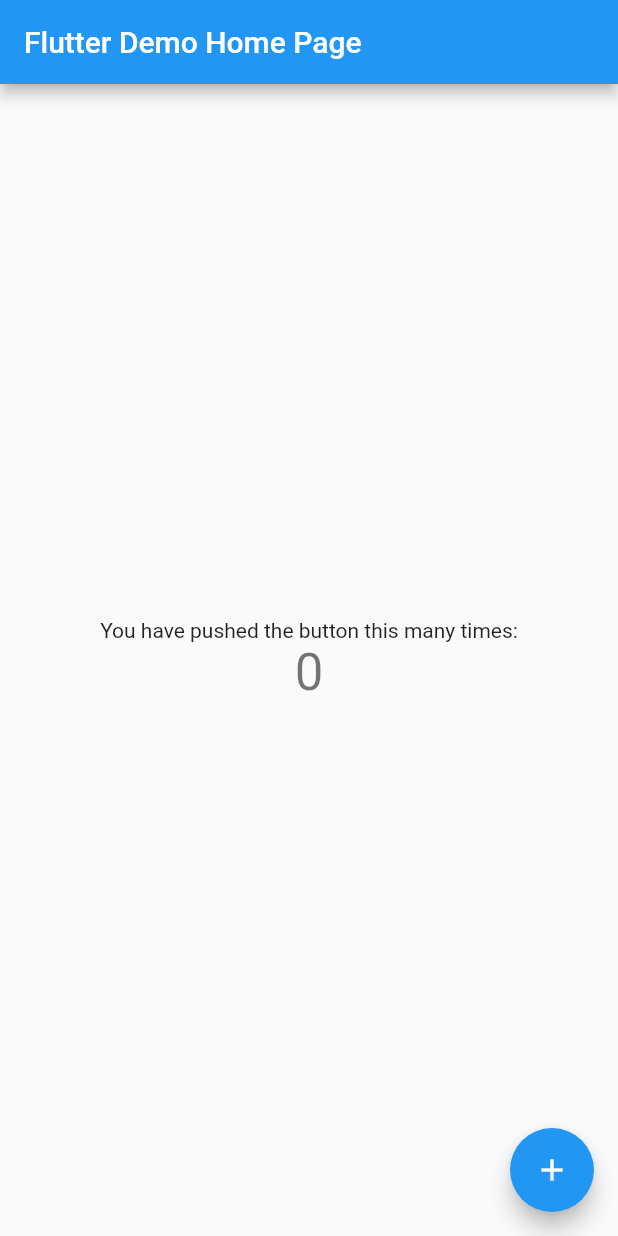
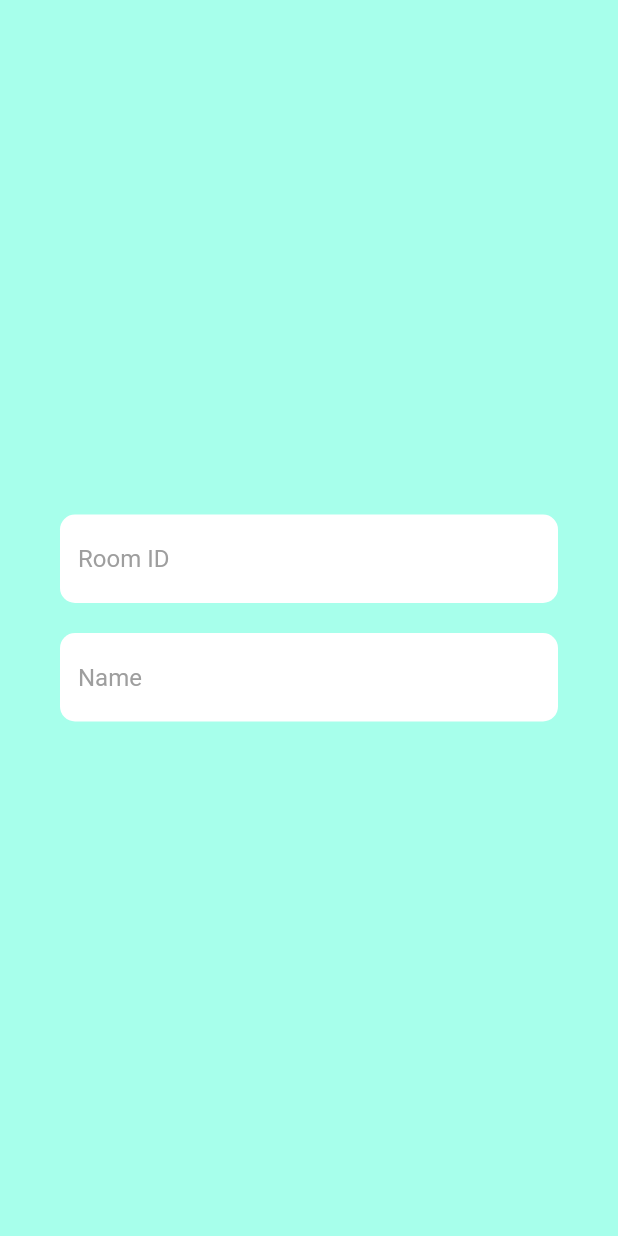
Before and after one commit to paxcodes/dicery_app, a Flutter app: the screen it shows after launch, on a phone screen of 412 x 824 dp. Run offline on Flutter 3.47's test engine with Material 2 defaults, Android fonts, the phone set to English and light mode, and no system bars.

Commit message:
:lipstick: Create a `JoinRoom` screen

```diff
--- a/lib/main.dart
+++ b/lib/main.dart
@@ -1,117 +1,25 @@
 import 'package:flutter/material.dart';
+import 'package:dicery/screens/join_room.dart';
 
 void main() {
-  runApp(MyApp());
+  runApp(DiceryApp());
 }
 
-class MyApp extends StatelessWidget {
+class DiceryApp extends StatelessWidget {
   // This widget is the root of your application.
   @override
   Widget build(BuildContext context) {
     return MaterialApp(
-      title: 'Flutter Demo',
+      title: 'Dicery',
       theme: ThemeData(
-        // This is the theme of your application.
-        //
-        // Try running your application with "flutter run". You'll see the
-        // application has a blue toolbar. Then, without quitting the app, try
-        // changing the primarySwatch below to Colors.green and then invoke
-        // "hot reload" (press "r" in the console where you ran "flutter run",
-        // or simply save your changes to "hot reload" in a Flutter IDE).
-        // Notice that the counter didn't reset back to zero; the application
-        // is not restarted.
+        backgroundColor: Colors.tealAccent[100],
         primarySwatch: Colors.blue,
         // This makes the visual density adapt to the platform that you run
         // the app on. For desktop platforms, the controls will be smaller and
         // closer together (more dense) than on mobile platforms.
         visualDensity: VisualDensity.adaptivePlatformDensity,
       ),
-      home: MyHomePage(title: 'Flutter Demo Home Page'),
+      home: JoinRoomScreen(),
     );
   }
 }
-
-class MyHomePage extends StatefulWidget {
-  MyHomePage({Key key, this.title}) : super(key: key);
-
-  // This widget is the home page of your application. It is stateful, meaning
-  // that it has a State object (defined below) that contains fields that affect
-  // how it looks.
-
-  // This class is the configuration for the state. It holds the values (in this
-  // case the title) provided by the parent (in this case the App widget) and
-  // used by the build method of the State. Fields in a Widget subclass are
-  // always marked "final".
-
-  final String title;
-
-  @override
-  _MyHomePageState createState() => _MyHomePageState();
-}
-
-class _MyHomePageState extends State<MyHomePage> {
-  int _counter = 0;
-
-  void _incrementCounter() {
-    setState(() {
-      // This call to setState tells the Flutter framework that something has
-      // changed in this State, which causes it to rerun the build method below
-      // so that the display can reflect the updated values. If we changed
-      // _counter without calling setState(), then the build method would not be
-      // called again, and so nothing would appear to happen.
-      _counter++;
-    });
-  }
-
-  @override
-  Widget build(BuildContext context) {
-    // This method is rerun every time setState is called, for instance as done
-    // by the _incrementCounter method above.
-    //
-    // The Flutter framework has been optimized to make rerunning build methods
-    // fast, so that you can just rebuild anything that needs updating rather
-    // than having to individually change instances of widgets.
-    return Scaffold(
-      appBar: AppBar(
-        // Here we take the value from the MyHomePage object that was created by
-        // the App.build method, and use it to set our appbar title.
-        title: Text(widget.title),
-      ),
-      body: Center(
-        // Center is a layout widget. It takes a single child and positions it
-        // in the middle of the parent.
-        child: Column(
-          // Column is also a layout widget. It takes a list of children and
-          // arranges them vertically. By default, it sizes itself to fit its
-          // children horizontally, and tries to be as tall as its parent.
-          //
-          // Invoke "debug painting" (press "p" in the console, choose the
-          // "Toggle Debug Paint" action from the Flutter Inspector in Android
-          // Studio, or the "Toggle Debug Paint" command in Visual Studio Code)
-          // to see the wireframe for each widget.
-          //
-          // Column has various properties to control how it sizes itself and
-          // how it positions its children. Here we use mainAxisAlignment to
-          // center the children vertically; the main axis here is the vertical
-          // axis because Columns are vertical (the cross axis would be
-          // horizontal).
-          mainAxisAlignment: MainAxisAlignment.center,
-          children: <Widget>[
-            Text(
-              'You have pushed the button this many times:',
-            ),
-            Text(
-              '$_counter',
-              style: Theme.of(context).textTheme.headline4,
-            ),
-          ],
-        ),
-      ),
-      floatingActionButton: FloatingActionButton(
-        onPressed: _incrementCounter,
-        tooltip: 'Increment',
-        child: Icon(Icons.add),
-      ), // This trailing comma makes auto-formatting nicer for build methods.
-    );
-  }
-}
--- /dev/null
+++ b/lib/screens/join_room.dart
@@ -0,0 +1,32 @@
+import 'package:flutter/material.dart';
+import 'package:dicery/styles.dart' as Styles;
+
+class JoinRoomScreen extends StatelessWidget {
+  @override
+  Widget build(BuildContext context) {
+    return Material(
+      color: Theme.of(context).backgroundColor,
+      child: Padding(
+        padding: const EdgeInsets.all(40.0),
+        child: Column(
+          mainAxisAlignment: MainAxisAlignment.center,
+          children: <Widget>[
+            TextField(
+              style: TextStyle(
+                color: Colors.black,
+              ),
+              decoration: Styles.TextField.copyWith(hintText: "Room ID"),
+            ),
+            SizedBox(height: 20),
+            TextField(
+              style: TextStyle(
+                color: Colors.black,
+              ),
+              decoration: Styles.TextField.copyWith(hintText: "Name"),
+            ),
+          ],
+        ),
+      ),
+    );
+  }
+}
--- /dev/null
+++ b/lib/styles.dart
@@ -0,0 +1,11 @@
+import 'package:flutter/material.dart';
+
+const TextField = InputDecoration(
+  filled: true,
+  fillColor: Colors.white,
+  hintStyle: TextStyle(color: Colors.grey),
+  border: OutlineInputBorder(
+    borderRadius: BorderRadius.all(Radius.circular(10)),
+    borderSide: BorderSide.none,
+  ),
+);
```
Also changed, not shown: 1 other file.
